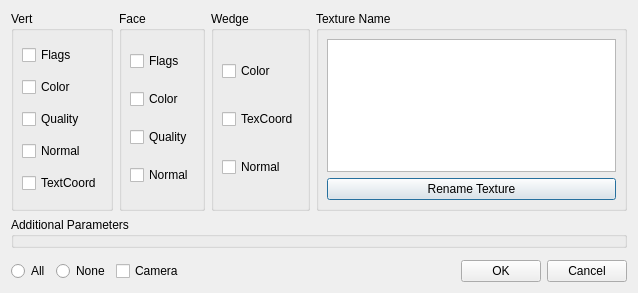
Above: src/meshlab/ui/savemaskexporter.ui from cnr-isti-vclab/meshlab before the change. Below: the same form after it.
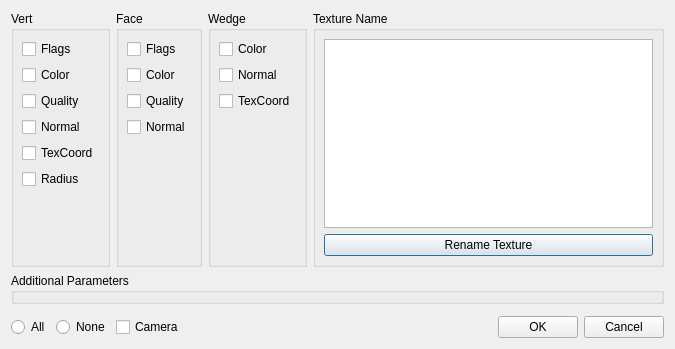
That is the form after the change.

Commit message: Added support for the save and load of radius data

Patch:
```diff
--- a/src/meshlab/ui/savemaskexporter.ui
+++ b/src/meshlab/ui/savemaskexporter.ui
@@ -5,8 +5,8 @@
    <rect>
     <x>0</x>
     <y>0</y>
-    <width>638</width>
-    <height>293</height>
+    <width>675</width>
+    <height>349</height>
    </rect>
   </property>
   <property name="windowTitle" >
@@ -82,10 +82,30 @@
         <item>
          <widget class="QCheckBox" name="check_iom_verttexcoord" >
           <property name="text" >
-           <string>TextCoord</string>
+           <string>TexCoord</string>
           </property>
          </widget>
         </item>
+        <item>
+         <widget class="QCheckBox" name="check_iom_vertradius" >
+          <property name="text" >
+           <string>Radius</string>
+          </property>
+         </widget>
+        </item>
+        <item>
+         <spacer name="verticalSpacer_3" >
+          <property name="orientation" >
+           <enum>Qt::Vertical</enum>
+          </property>
+          <property name="sizeHint" stdset="0" >
+           <size>
+            <width>20</width>
+            <height>40</height>
+           </size>
+          </property>
+         </spacer>
+        </item>
        </layout>
       </widget>
      </item>
@@ -138,6 +158,19 @@
           </property>
          </widget>
         </item>
+        <item>
+         <spacer name="verticalSpacer" >
+          <property name="orientation" >
+           <enum>Qt::Vertical</enum>
+          </property>
+          <property name="sizeHint" stdset="0" >
+           <size>
+            <width>20</width>
+            <height>40</height>
+           </size>
+          </property>
+         </spacer>
+        </item>
        </layout>
       </widget>
      </item>
@@ -169,13 +202,6 @@
           </property>
          </widget>
         </item>
-        <item>
-         <widget class="QCheckBox" name="check_iom_wedgtexcoord" >
-          <property name="text" >
-           <string>TexCoord</string>
-          </property>
-         </widget>
-        </item>
         <item>
          <widget class="QCheckBox" name="check_iom_wedgnormal" >
           <property name="text" >
@@ -183,6 +209,26 @@
           </property>
          </widget>
         </item>
+        <item>
+         <widget class="QCheckBox" name="check_iom_wedgtexcoord" >
+          <property name="text" >
+           <string>TexCoord</string>
+          </property>
+         </widget>
+        </item>
+        <item>
+         <spacer name="verticalSpacer_2" >
+          <property name="orientation" >
+           <enum>Qt::Vertical</enum>
+          </property>
+          <property name="sizeHint" stdset="0" >
+           <size>
+            <width>20</width>
+            <height>40</height>
+           </size>
+          </property>
+         </spacer>
+        </item>
        </layout>
       </widget>
      </item>
```
Left out of the diff: 68 changed lines with no effect on the pictures. The commit also changes 1 other file.
